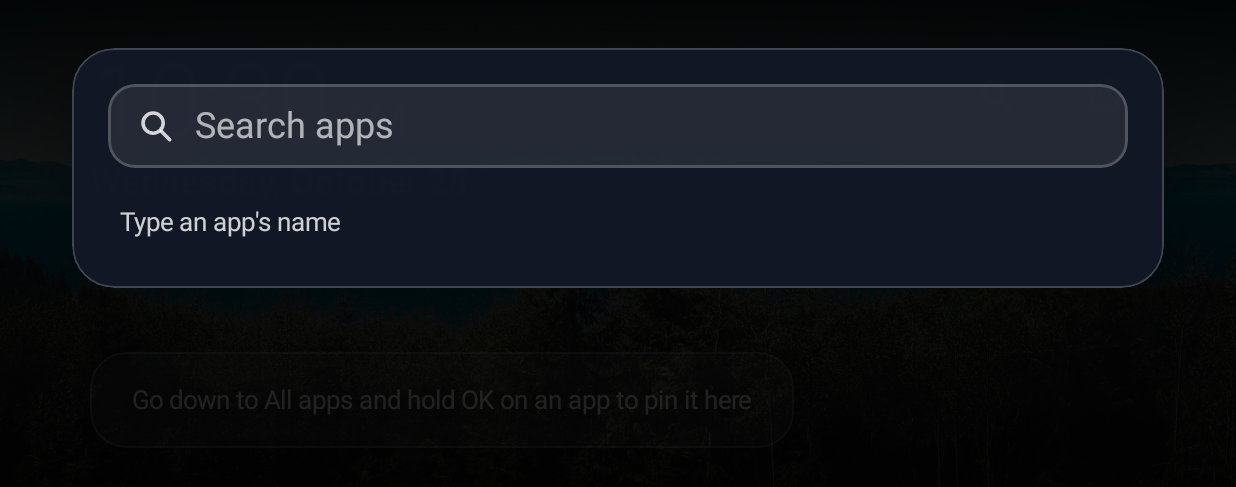
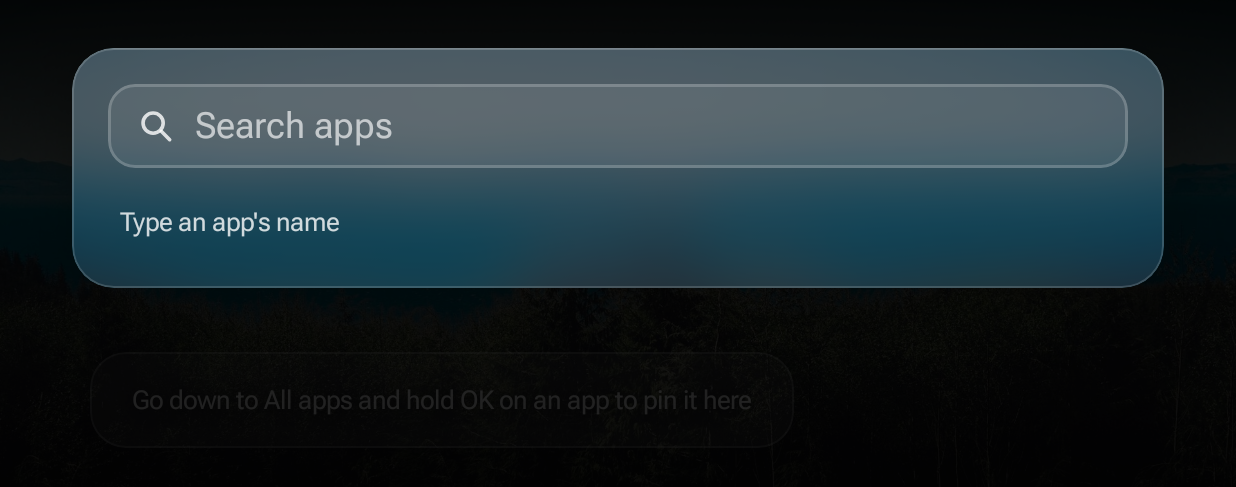
Before and after one commit to S1rHades/One-TVOS, an Android app built with Jetpack Compose: the MainActivity screen opened directly, with no data from a screen before it, after a tap on "Search", on a phone screen of 824 x 412 dp (held sideways). Shown: the top 487 px of the screen. Run offline under Robolectric (Android 15) with nearby library versions, the phone set to English and light mode, and no system bars; network calls fail; pictures from the network do not load.

Commit message:
Design foundations: Roboto Flex and frosted glass
- Roboto Flex (variable, Latin subset, SIL OFL; licence in assets/licenses) as
  the typeface for all text, with the display optical size for the clock
  (weight 250) and a 560-weight AM/PM
- Frosted glass: each photo is blurred once (192 px thumbnail, three box-blur
  passes) and glass surfaces draw the part behind them under a dark tint, a
  hairline edge and a top highlight, so it works on every Android version at
  no per-frame cost
- Toast, settings card and search panel are now glass; scrolling into All
  apps cross-fades to the blurred, dimmed photo

Co-Authored-By: Claude Opus 5.5 <noreply@anthropic.com>
Claude-Session: https://claude.ai/code/session_01K2a1gPavAD836buEZXZJS4

```diff
--- a/app/src/main/java/app/pill/launcher/ui/AppTile.kt
+++ b/app/src/main/java/app/pill/launcher/ui/AppTile.kt
@@ -190,7 +190,7 @@ fun AppTile(
         Spacer(Modifier.height(8.dp))
         Text(
             app.label,
-            style = TextStyle(
+            style = TextStyle(fontFamily = Flex,
                 color = if (active) Palette.TextPrimary else Palette.TextSecondary,
                 fontSize = 15.sp,
                 fontWeight = if (active) FontWeight.SemiBold else FontWeight.Normal,
--- a/app/src/main/java/app/pill/launcher/ui/BackgroundSlideshow.kt
+++ b/app/src/main/java/app/pill/launcher/ui/BackgroundSlideshow.kt
@@ -31,7 +31,11 @@ import coil.imageLoader
 import coil.request.ErrorResult
 import coil.request.ImageRequest
 import coil.request.SuccessResult
+import android.graphics.drawable.BitmapDrawable
+import androidx.compose.ui.graphics.ImageBitmap
+import kotlinx.coroutines.Dispatchers
 import kotlinx.coroutines.delay
+import kotlinx.coroutines.withContext
 
 /**
  * Nature photos bundled in the app (assets/photos), so the slideshow works without a
@@ -66,10 +70,13 @@ fun BackgroundSlideshow(
     /** Slow zoom and pan (the idle animation). Eases in and out rather than snapping. */
     drift: Boolean = false,
     onStatus: (String?) -> Unit = {},
+    /** A blurred copy of each photo as it is shown, for glass surfaces ([LocalBackdrop]). */
+    onBackdrop: (ImageBitmap) -> Unit = {},
 ) {
     if (urls.isEmpty()) return
     val context = LocalContext.current
     val report by rememberUpdatedState(onStatus)
+    val publishBackdrop by rememberUpdatedState(onBackdrop)
     // Index of the photo on screen; null until one has loaded
     var shown by remember { mutableStateOf<Int?>(null) }
 
@@ -91,6 +98,9 @@ fun BackgroundSlideshow(
             }
             when (val result = loader.execute(requestFor(candidate))) {
                 is SuccessResult -> {
+                    (result.drawable as? BitmapDrawable)?.bitmap?.let { photo ->
+                        publishBackdrop(withContext(Dispatchers.Default) { blurredBackdrop(photo) })
+                    }
                     shown = candidate % urls.size
                     failures = 0
                     report(null)
--- /dev/null
+++ b/app/src/main/java/app/pill/launcher/ui/Glass.kt
@@ -0,0 +1,118 @@
+package app.pill.launcher.ui
+
+import android.graphics.Bitmap
+import androidx.compose.foundation.border
+import androidx.compose.runtime.Composable
+import androidx.compose.runtime.compositionLocalOf
+import androidx.compose.runtime.getValue
+import androidx.compose.runtime.mutableStateOf
+import androidx.compose.runtime.remember
+import androidx.compose.runtime.setValue
+import androidx.compose.ui.Modifier
+import androidx.compose.ui.draw.clip
+import androidx.compose.ui.draw.drawBehind
+import androidx.compose.ui.geometry.Offset
+import androidx.compose.ui.graphics.Color
+import androidx.compose.ui.graphics.FilterQuality
+import androidx.compose.ui.graphics.ImageBitmap
+import androidx.compose.ui.graphics.Shape
+import androidx.compose.ui.graphics.asImageBitmap
+import androidx.compose.ui.graphics.drawscope.DrawScope
+import androidx.compose.ui.layout.findRootCoordinates
+import androidx.compose.ui.layout.onGloballyPositioned
+import androidx.compose.ui.layout.positionInRoot
+import androidx.compose.ui.unit.IntOffset
+import androidx.compose.ui.unit.IntSize
+import androidx.compose.ui.unit.dp
+import kotlin.math.max
+import kotlin.math.roundToInt
+
+/**
+ * A blurred copy of the photo on screen. Glass surfaces draw the part of it that lies
+ * behind them, which looks exactly like a live backdrop blur (only the photo is ever
+ * behind a panel) but costs nothing per frame and works on every Android version.
+ */
+val LocalBackdrop = compositionLocalOf<ImageBitmap?> { null }
+
+/** Downscales [source] to a thumbnail and box-blurs it: about 10 ms, once per photo. */
+fun blurredBackdrop(source: Bitmap): ImageBitmap {
+    val w = 192
+    val h = max(1, (w * source.height.toFloat() / source.width).roundToInt())
+    val small = Bitmap.createScaledBitmap(source.copy(Bitmap.Config.ARGB_8888, false), w, h, true)
+    val px = IntArray(w * h)
+    small.getPixels(px, 0, w, 0, 0, w, h)
+    // Three box passes approximate a Gaussian
+    repeat(3) {
+        boxBlur(px, w, h, radius = 5, horizontal = true)
+        boxBlur(px, w, h, radius = 5, horizontal = false)
+    }
+    small.setPixels(px, 0, w, 0, 0, w, h)
+    return small.asImageBitmap()
+}
+
+private fun boxBlur(px: IntArray, w: Int, h: Int, radius: Int, horizontal: Boolean) {
+    val lines = if (horizontal) h else w
+    val len = if (horizontal) w else h
+    val out = IntArray(len)
+    for (line in 0 until lines) {
+        fun at(i: Int) = if (horizontal) line * w + i else i * w + line
+        var r = 0; var g = 0; var b = 0
+        val window = radius * 2 + 1
+        for (k in -radius..radius) {
+            val c = px[at(k.coerceIn(0, len - 1))]
+            r += (c shr 16) and 0xFF; g += (c shr 8) and 0xFF; b += c and 0xFF
+        }
+        for (i in 0 until len) {
+            out[i] = (0xFF shl 24) or ((r / window) shl 16) or ((g / window) shl 8) or (b / window)
+            val add = px[at((i + radius + 1).coerceAtMost(len - 1))]
+            val drop = px[at((i - radius).coerceAtLeast(0))]
+            r += ((add shr 16) and 0xFF) - ((drop shr 16) and 0xFF)
+            g += ((add shr 8) and 0xFF) - ((drop shr 8) and 0xFF)
+            b += (add and 0xFF) - (drop and 0xFF)
+        }
+        for (i in 0 until len) px[at(i)] = out[i]
+    }
+}
+
+/** Draws [image] the way the photo is shown: cropped to fill [screen], offset by [origin]. */
+fun DrawScope.drawBackdrop(image: ImageBitmap, screen: IntSize, origin: Offset = Offset.Zero) {
+    if (screen.width == 0 || screen.height == 0) return
+    val scale = max(screen.width.toFloat() / image.width, screen.height.toFloat() / image.height)
+    val srcW = (screen.width / scale).roundToInt().coerceAtMost(image.width)
+    val srcH = (screen.height / scale).roundToInt().coerceAtMost(image.height)
+    drawImage(
+        image,
+        srcOffset = IntOffset((image.width - srcW) / 2, (image.height - srcH) / 2),
+        srcSize = IntSize(srcW, srcH),
+        dstOffset = IntOffset(-origin.x.roundToInt(), -origin.y.roundToInt()),
+        dstSize = screen,
+        filterQuality = FilterQuality.Low,
+    )
+}
+
+/** Tint over the blurred photo: dark enough for white text at WCAG AA everywhere. */
+private val GlassTint = Color(0x9E121826)
+
+/**
+ * Frosted glass: the blurred photo behind this element, a dark tint, a hairline edge and
+ * a faint top highlight. Falls back to the plain tint until the first photo has loaded.
+ */
+@Composable
+fun Modifier.glass(shape: Shape, tint: Color = GlassTint): Modifier {
+    val backdrop = LocalBackdrop.current
+    var origin by remember { mutableStateOf(Offset.Zero) }
+    var screen by remember { mutableStateOf(IntSize.Zero) }
+    return this
+        .onGloballyPositioned {
+            origin = it.positionInRoot()
+            screen = it.findRootCoordinates().size
+        }
+        .clip(shape)
+        .drawBehind {
+            backdrop?.let { drawBackdrop(it, screen, origin) }
+            drawRect(tint)
+            // Light catching the top edge
+            drawRect(Color(0x1FFFFFFF), size = size.copy(height = 1.dp.toPx()))
+        }
+        .border(1.dp, Color(0x29FFFFFF), shape)
+}
--- a/app/src/main/java/app/pill/launcher/ui/LauncherScreen.kt
+++ b/app/src/main/java/app/pill/launcher/ui/LauncherScreen.kt
@@ -11,6 +11,10 @@ import androidx.compose.runtime.rememberUpdatedState
 import androidx.compose.runtime.withFrameNanos
 import androidx.compose.ui.layout.layout
 import androidx.compose.ui.unit.Dp
+import androidx.compose.ui.unit.IntSize
+import androidx.compose.ui.graphics.ImageBitmap
+import androidx.compose.ui.draw.shadow
+import androidx.compose.material3.LocalTextStyle
 import kotlinx.coroutines.launch
 import androidx.compose.animation.core.AnimationSpec
 import androidx.compose.animation.core.FastOutSlowInEasing
@@ -129,6 +133,7 @@ fun LauncherScreen(
     var panelOpen by remember { mutableStateOf(false) }
     var searchOpen by remember { mutableStateOf(false) }
     var photoError by remember { mutableStateOf<String?>(null) }
+    var backdrop by remember { mutableStateOf<ImageBitmap?>(null) }
     var initialFocusDone by remember { mutableStateOf(false) }
     var toast by remember { mutableStateOf<Toast?>(null) }
     var toastVisible by remember { mutableStateOf(false) }
@@ -228,6 +233,11 @@ fun LauncherScreen(
         }
     }
 
+    // The blurred photo for glass surfaces, and Roboto Flex as the default for all text
+    CompositionLocalProvider(
+        LocalBackdrop provides backdrop,
+        LocalTextStyle provides LocalTextStyle.current.merge(TextStyle(fontFamily = Flex)),
+    ) {
         Box(
             Modifier
                 .fillMaxSize()
@@ -249,6 +259,7 @@ fun LauncherScreen(
                 enabled = settings.slideshow,
                 drift = idle && settings.idleAnimation,
                 onStatus = { photoError = it },
+                onBackdrop = { backdrop = it },
             )
             BackgroundScrim()
 
@@ -270,7 +281,11 @@ fun LauncherScreen(
                 // 0 on the first page, 1 once the grid fills the screen; dims the photo behind the apps
                 val depth by remember(pageHeightPx) { derivedStateOf { (scroll.value / pageHeightPx).coerceIn(0f, 1f) } }
                 // Alpha is read in the draw phase, so scrolling does not recompose the screen
-            Box(Modifier.fillMaxSize().graphicsLayer { alpha = depth }.background(Color(0x8C05070D)))
+                // Scrolling into All apps blurs and dims the photo, so the grid reads cleanly
+                Canvas(Modifier.fillMaxSize().graphicsLayer { alpha = depth }) {
+                    backdrop?.let { drawBackdrop(it, IntSize(size.width.toInt(), size.height.toInt())) }
+                    drawRect(Color(0x8C05070D))
+                }
 
                 // Every tile is composed (a launcher has at most a few hundred apps), so plain D-pad
                 // focus search reaches the grid from the first page; PageScrollSpec does the scrolling.
@@ -410,6 +425,7 @@ fun LauncherScreen(
             }
         }
     }
+}
 
 /**
  * Page-like D-pad scrolling for the home screen.
@@ -475,7 +491,7 @@ private fun SectionTitle(text: String, hint: String? = null, modifier: Modifier
     ) {
         Text(
             text,
-            style = TextStyle(
+            style = TextStyle(fontFamily = Flex,
                 color = Palette.TextPrimary,
                 fontSize = 22.sp,
                 fontWeight = FontWeight.SemiBold,
@@ -486,7 +502,7 @@ private fun SectionTitle(text: String, hint: String? = null, modifier: Modifier
             Spacer(Modifier.width(14.dp))
             Text(
                 hint,
-                style = TextStyle(color = Palette.TextTertiary, fontSize = 15.sp, shadow = TextShadow),
+                style = TextStyle(fontFamily = Flex, color = Palette.TextTertiary, fontSize = 15.sp, shadow = TextShadow),
                 modifier = Modifier.padding(bottom = 3.dp),
             )
         }
@@ -506,7 +522,7 @@ private fun EmptyFavorites(loading: Boolean) {
     ) {
         Text(
             if (loading) "Loading apps…" else "Go down to All apps and hold OK on an app to pin it here",
-            style = TextStyle(color = Palette.TextSecondary, fontSize = 17.sp, shadow = TextShadow),
+            style = TextStyle(fontFamily = Flex, color = Palette.TextSecondary, fontSize = 17.sp, shadow = TextShadow),
         )
     }
 }
@@ -516,11 +532,10 @@ private fun ToastChip(message: String) {
     val shape = RoundedCornerShape(50)
     Box(
         Modifier
-            .clip(shape)
-            .background(Palette.Panel)
-            .border(1.dp, Palette.Hairline, shape)
-            .padding(horizontal = 26.dp, vertical = 14.dp),
+            .shadow(24.dp, shape)
+            .glass(shape)
+            .padding(horizontal = 24.dp, vertical = 13.dp),
     ) {
-        Text(message, color = Palette.TextPrimary, fontSize = 17.sp, fontWeight = FontWeight.Medium)
+        Text(message, color = Palette.TextPrimary, fontSize = 17.sp, fontWeight = FontWeight(560))
     }
 }
--- a/app/src/main/java/app/pill/launcher/ui/SearchPanel.kt
+++ b/app/src/main/java/app/pill/launcher/ui/SearchPanel.kt
@@ -103,9 +103,7 @@ fun SearchPanel(
                         .padding(top = 32.dp, start = 48.dp, end = 48.dp)
                         .fillMaxWidth()
                         .shadow(32.dp, CardShape)
-                        .clip(CardShape)
-                        .background(Palette.Panel)
-                        .border(1.dp, Palette.Hairline, CardShape)
+                        .glass(CardShape)
                         .padding(24.dp),
                 ) {
                     SearchField(query, { query = it }, Modifier.focusRequester(field))
@@ -158,7 +156,7 @@ private fun SearchField(value: String, onChange: (String) -> Unit, modifier: Mod
         value = value,
         onValueChange = onChange,
         singleLine = true,
-        textStyle = TextStyle(color = Palette.TextPrimary, fontSize = 24.sp),
+        textStyle = TextStyle(fontFamily = Flex, color = Palette.TextPrimary, fontSize = 24.sp),
         cursorBrush = SolidColor(Palette.Focus),
         keyboardOptions = KeyboardOptions(imeAction = ImeAction.Search),
         modifier = modifier
--- a/app/src/main/java/app/pill/launcher/ui/SettingsPanel.kt
+++ b/app/src/main/java/app/pill/launcher/ui/SettingsPanel.kt
@@ -131,9 +131,7 @@ fun SettingsPanel(
                         .width(440.dp)
                         .fillMaxHeight()
                         .shadow(32.dp, PanelShape)
-                        .clip(PanelShape)
-                        .background(Palette.Panel)
-                        .border(1.dp, Palette.Hairline, PanelShape)
+                        .glass(PanelShape)
                         .padding(horizontal = 22.dp, vertical = 22.dp),
                 ) {
                     Row(verticalAlignment = Alignment.CenterVertically, modifier = Modifier.padding(start = 8.dp)) {
--- a/app/src/main/java/app/pill/launcher/ui/Theme.kt
+++ b/app/src/main/java/app/pill/launcher/ui/Theme.kt
@@ -1,6 +1,12 @@
 package app.pill.launcher.ui
 
 import androidx.compose.ui.geometry.Offset
+import androidx.compose.ui.text.ExperimentalTextApi
+import androidx.compose.ui.text.font.Font
+import androidx.compose.ui.text.font.FontFamily
+import androidx.compose.ui.text.font.FontVariation
+import androidx.compose.ui.text.font.FontWeight
+import app.pill.launcher.R
 import androidx.compose.ui.graphics.Color
 import androidx.compose.ui.graphics.Shadow
 import androidx.compose.ui.unit.dp
@@ -33,3 +39,30 @@ object Spacing {
     /** Space from a tile's edge to its icon (room for the focus ring); headers are indented the same so everything lines up. */
     val Tile = 12.dp
 }
+
+/**
+ * Roboto Flex, a variable typeface (bundled Latin subset, SIL OFL; see assets/licenses).
+ * One family entry per weight the UI uses; large sizes pick up the display optical size.
+ */
+@OptIn(ExperimentalTextApi::class)
+val Flex = FontFamily(
+    listOf(250, 300, 400, 450, 500, 560, 650, 700, 800).map { w ->
+        Font(
+            R.font.roboto_flex,
+            weight = FontWeight(w),
+            variationSettings = FontVariation.Settings(FontVariation.weight(w)),
+        )
+    },
+)
+
+/** Clock and other very large, light text: the display optical size keeps strokes crisp. */
+@OptIn(ExperimentalTextApi::class)
+val FlexDisplay = FontFamily(
+    listOf(250, 300).map { w ->
+        Font(
+            R.font.roboto_flex,
+            weight = FontWeight(w),
+            variationSettings = FontVariation.Settings(FontVariation.weight(w), FontVariation.Setting("opsz", 144f)),
+        )
+    },
+)
--- a/app/src/main/java/app/pill/launcher/ui/TimeWidget.kt
+++ b/app/src/main/java/app/pill/launcher/ui/TimeWidget.kt
@@ -45,7 +45,7 @@ fun TimeWidget(modifier: Modifier = Modifier) {
         }
     }
 
-    val small = SpanStyle(fontSize = 30.sp, color = Palette.TextSecondary, fontWeight = FontWeight.Normal)
+    val small = SpanStyle(fontFamily = Flex, fontSize = 22.sp, color = Palette.TextSecondary, fontWeight = FontWeight(560), letterSpacing = 0.5.sp)
     val clock = buildAnnotatedString {
         append(now.format(hourMinute))
         withStyle(small) {
@@ -57,16 +57,17 @@ fun TimeWidget(modifier: Modifier = Modifier) {
         Text(
             text = clock,
             style = TextStyle(
+                fontFamily = FlexDisplay,
                 color = Color.White,
-                fontSize = 68.sp,
-                fontWeight = FontWeight.Light,
-                letterSpacing = (-1).sp,
+                fontSize = 72.sp,
+                fontWeight = FontWeight(250),
+                letterSpacing = (-1.5).sp,
                 shadow = TextShadow,
             ),
         )
         Text(
             text = now.format(date),
-            style = TextStyle(
+            style = TextStyle(fontFamily = Flex,
                 color = Palette.TextSecondary,
                 fontSize = 24.sp,
                 fontWeight = FontWeight.Medium,
--- a/app/src/main/java/app/pill/launcher/ui/WeatherWidget.kt
+++ b/app/src/main/java/app/pill/launcher/ui/WeatherWidget.kt
@@ -61,7 +61,7 @@ fun WeatherWidget(weather: Weather, mode: WeatherMode, modifier: Modifier = Modi
             Column {
                 Text(
                     formatTemp(w.tempC, mode),
-                    style = TextStyle(
+                    style = TextStyle(fontFamily = Flex,
                         color = Palette.TextPrimary,
                         fontSize = 46.sp,
                         fontWeight = FontWeight.Light,
@@ -70,13 +70,13 @@ fun WeatherWidget(weather: Weather, mode: WeatherMode, modifier: Modifier = Modi
                 )
                 Text(
                     listOf(describe(w.code), w.place).filter { it.isNotBlank() }.joinToString("  ·  "),
-                    style = TextStyle(color = Palette.TextSecondary, fontSize = 18.sp, fontWeight = FontWeight.Medium, shadow = TextShadow),
+                    style = TextStyle(fontFamily = Flex, color = Palette.TextSecondary, fontSize = 18.sp, fontWeight = FontWeight.Medium, shadow = TextShadow),
                     maxLines = 1,
                     overflow = TextOverflow.Ellipsis,
                 )
                 Text(
                     "H ${formatTemp(w.highC, mode)}   L ${formatTemp(w.lowC, mode)}",
-                    style = TextStyle(color = Palette.TextTertiary, fontSize = 16.sp, shadow = TextShadow),
+                    style = TextStyle(fontFamily = Flex, color = Palette.TextTertiary, fontSize = 16.sp, shadow = TextShadow),
                 )
             }
         }
```
Also changed, not shown: app/src/main/assets/licenses/RobotoFlex-OFL.txt (added, +93 -0 lines), app/src/main/res/font/roboto_flex.ttf (added). Lines whose indentation alone changed are shown as unchanged.
